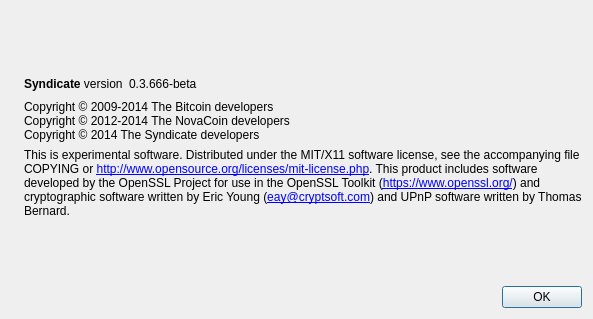
The window that src/qt/forms/aboutdialog.ui (thibetabc/SyndicateQT) describes before a commit, drawn with Qt 5.
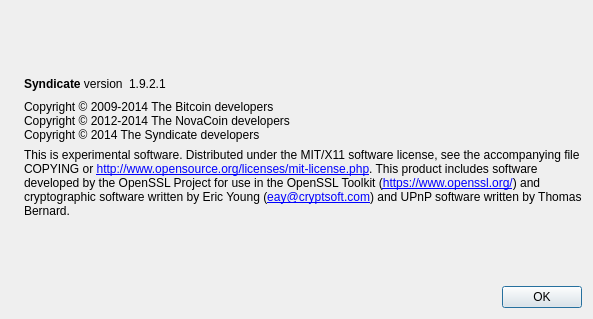
The same window after the commit. Icons and pictures are not drawn.

Diff of the .ui file:
```diff
--- a/src/qt/forms/aboutdialog.ui
+++ b/src/qt/forms/aboutdialog.ui
@@ -63,7 +63,7 @@
           <cursorShape>IBeamCursor</cursorShape>
          </property>
          <property name="text">
-          <string notr="true">0.3.666-beta</string>
+          <string notr="true">1.9.2.1</string>
          </property>
          <property name="textInteractionFlags">
           <set>Qt::LinksAccessibleByMouse|Qt::TextSelectableByKeyboard|Qt::TextSelectableByMouse</set>
```
